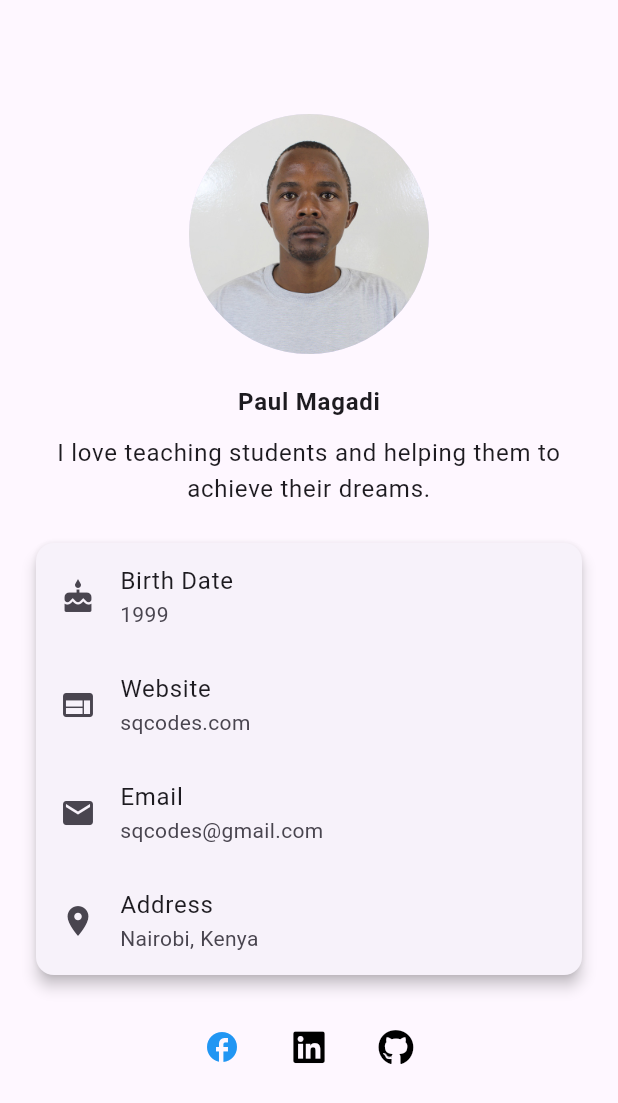
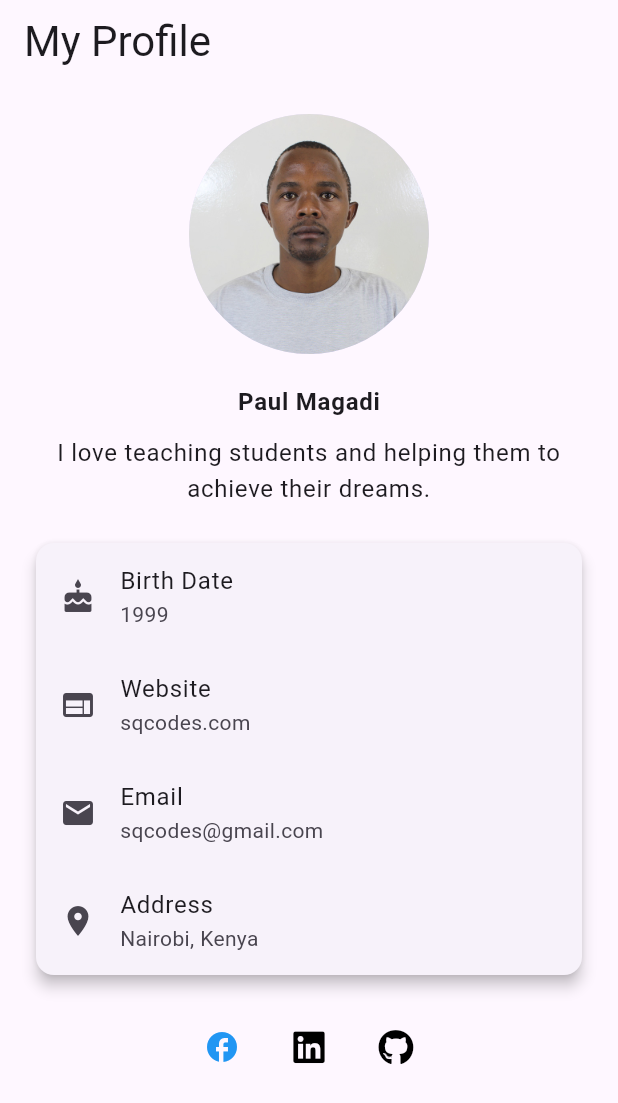
Before and after one commit to paulmagadi/Learn_Flutter, a Flutter app: the screen it shows after launch, on a phone screen of 412 x 824 dp. Shown: the top 1103 px of the screen. Run offline on Flutter 3.47's test engine with Material 3 defaults, Android fonts, the phone set to English and light mode, and no system bars; our stand-ins replace font_awesome_flutter.

Commit message:
modified:   practice_flutter/myprofile_app_01/lib/main.dart

```diff
--- a/practice_flutter/myprofile_app_01/lib/main.dart
+++ b/practice_flutter/myprofile_app_01/lib/main.dart
@@ -19,9 +19,12 @@ class ProfileApp extends StatelessWidget {
       ),
       home: Scaffold(
         appBar: AppBar(
-          title: Row(
+          title: const Row(
             children: [
-
+               Text(
+            "My Profile",
+            style: TextStyle(fontSize: 28),
+          ),
             ],
           )
         ),
```
